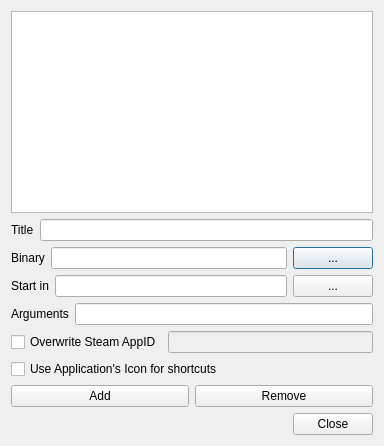
This is modorganizer/src/editexecutablesdialog.ui in Holt59/mo2-merge as Qt 5 draws it before an edit. The edited form follows.
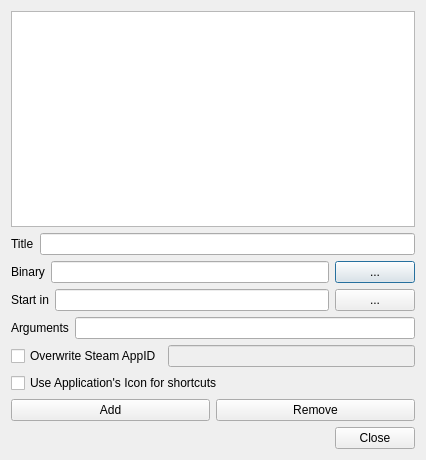
This is the edited form. Icons and pictures are not drawn.

Patch:
```diff
--- a/modorganizer/src/editexecutablesdialog.ui
+++ b/modorganizer/src/editexecutablesdialog.ui
@@ -6,8 +6,8 @@
    <rect>
     <x>0</x>
     <y>0</y>
-    <width>384</width>
-    <height>446</height>
+    <width>426</width>
+    <height>460</height>
    </rect>
   </property>
   <property name="windowTitle">
```
